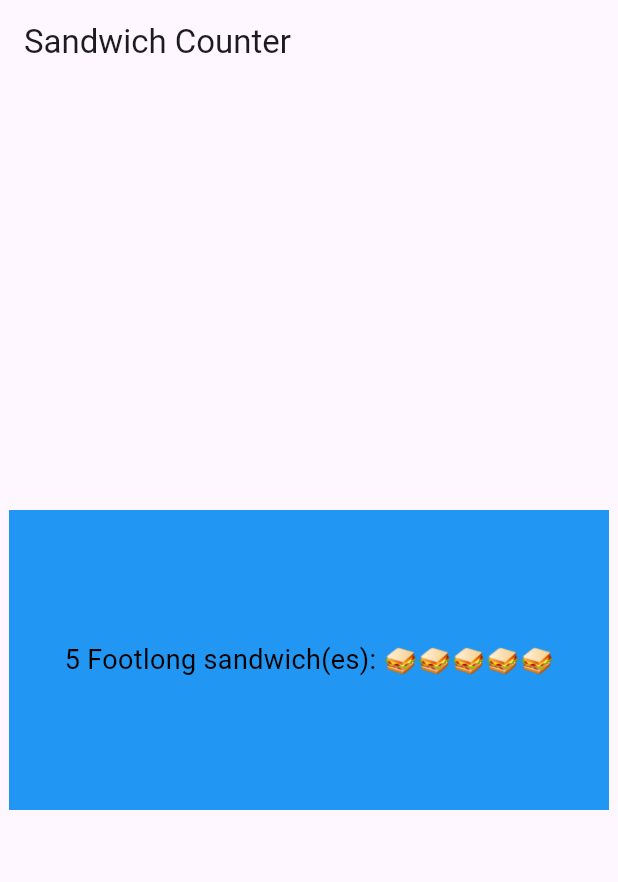
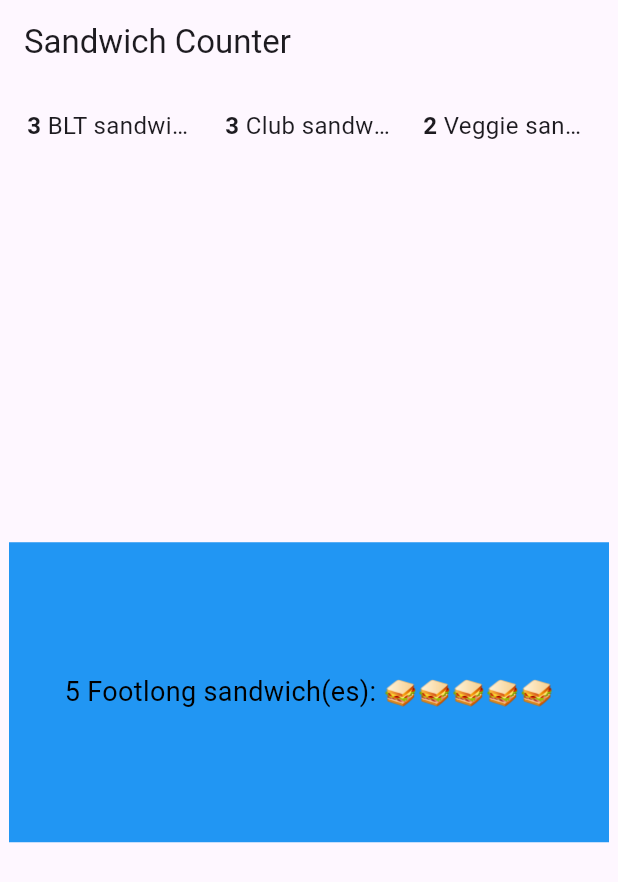
Before and after one commit to sd7n/seansandwich_shop, a Flutter app: the screen it shows after launch, on a phone screen of 412 x 824 dp. Shown: the top 882 px of the screen. Run offline on Flutter 3.47's test engine with Material 3 defaults, Android fonts, the light colour scheme and no system bars.

Commit message:
Refactor App layout to include OrderCompactDisplay for multiple items

```diff
--- a/lib/main.dart
+++ b/lib/main.dart
@@ -14,10 +14,29 @@ class App extends StatelessWidget {
       title: 'Sandwich Shop App',
       home: Scaffold(
         appBar: AppBar(title: const Text('Sandwich Counter')),
-        body: const Center(
-          child: OrderItemDisplay(5, 'Footlong'),
+ body: const Column(
+          children: [
+            Padding(
+              padding: EdgeInsets.only(top: 12.0, left: 12.0, right: 12.0),
+              child: Row(
+                mainAxisAlignment: MainAxisAlignment.spaceBetween,
+                children: [
+                  Expanded(child: OrderCompactDisplay(3, 'BLT sandwich(es)')),
+                  SizedBox(width: 8),
+                  Expanded(child: OrderCompactDisplay(3, 'Club sandwich(es)')),
+                  SizedBox(width: 8),
+                  Expanded(child: OrderCompactDisplay(2, 'Veggie sandwich(es)')),
+                ],
+              ),
+            ),
+            Expanded(
+              child: Center(
+                child: OrderItemDisplay(5, 'Footlong'),
+              ),
+            ),
+          ],
         ),
-      )
+      ),
     );
   }
 }
@@ -40,6 +59,40 @@ class OrderItemDisplay extends StatelessWidget {
         style: const TextStyle(color: Colors.black, fontSize: 18),
         maxLines: 1,
         overflow: TextOverflow.ellipsis,
+      ),
+    );
+  }
+}
+
+// Compact display for top row
+class OrderCompactDisplay extends StatelessWidget {
+  final String itemType;
+  final int quantity;
+
+  const OrderCompactDisplay(this.quantity, this.itemType, {super.key});
+
+  @override
+  Widget build(BuildContext context) {
+    return Padding(
+      padding: const EdgeInsets.symmetric(horizontal: 6.0, vertical: 4.0),
+      child: Row(
+        mainAxisAlignment: MainAxisAlignment.start,
+        children: [
+          // Quantity first
+          Text(
+            '$quantity ',
+            style: const TextStyle(fontWeight: FontWeight.bold, fontSize: 16),
+          ),
+          // Sandwich name and emoji together
+          Expanded(
+            child: Text(
+              '$itemType ${List.filled(quantity, '🥪').join()}',
+              style: const TextStyle(fontSize: 16),
+              maxLines: 1,
+              overflow: TextOverflow.ellipsis,
+            ),
+          ),
+        ],
       ),
     );
   }
```
